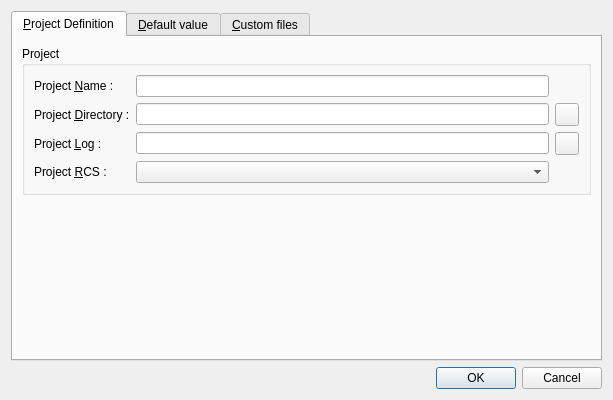
The window that xinx/ui/projectproperty.ui (phoenix741/xinx) describes before a commit, drawn with Qt 5.
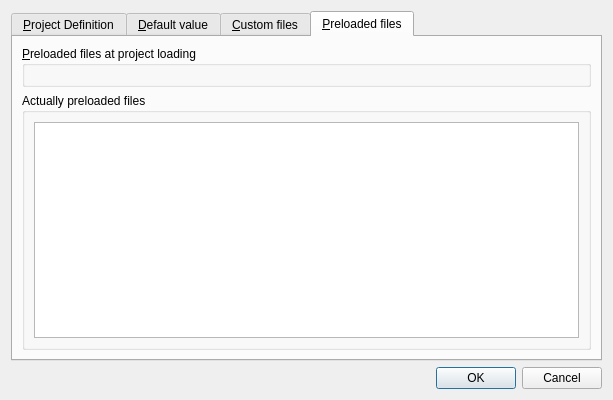
The same window after the commit. The open tabs and pages were chosen to show the change. Icons and pictures are not drawn. Custom widgets are drawn as their Qt base class.

The edit to the form file:
```diff
--- a/xinx/ui/projectproperty.ui
+++ b/xinx/ui/projectproperty.ui
@@ -19,14 +19,6 @@
       <number>0</number>
      </property>
      <widget class="QWidget" name="tabProjectDefinition" >
-      <property name="geometry" >
-       <rect>
-        <x>0</x>
-        <y>0</y>
-        <width>591</width>
-        <height>320</height>
-       </rect>
-      </property>
       <attribute name="title" >
        <string>&amp;Project Definition</string>
       </attribute>
@@ -419,6 +411,37 @@
        </item>
       </layout>
      </widget>
+     <widget class="QWidget" name="tab" >
+      <attribute name="title" >
+       <string>&amp;Preloaded files</string>
+      </attribute>
+      <layout class="QVBoxLayout" name="verticalLayout" >
+       <item>
+        <widget class="QGroupBox" name="groupBox_2" >
+         <property name="title" >
+          <string>&amp;Preloaded files at project loading</string>
+         </property>
+         <layout class="QGridLayout" name="gridLayout" >
+          <item row="0" column="0" >
+           <widget class="XinxListWidgetImpl" native="1" name="m_preloadedProjectFiles" />
+          </item>
+         </layout>
+        </widget>
+       </item>
+       <item>
+        <widget class="QGroupBox" name="groupBox_4" >
+         <property name="title" >
+          <string>Actually preloaded files</string>
+         </property>
+         <layout class="QGridLayout" name="gridLayout_2" >
+          <item row="0" column="0" >
+           <widget class="QListWidget" name="m_preloadedFiles" />
+          </item>
+         </layout>
+        </widget>
+       </item>
+      </layout>
+     </widget>
     </widget>
    </item>
    <item row="1" column="0" >
```
Left out of the diff: 16 changed lines with no effect on the pictures.
